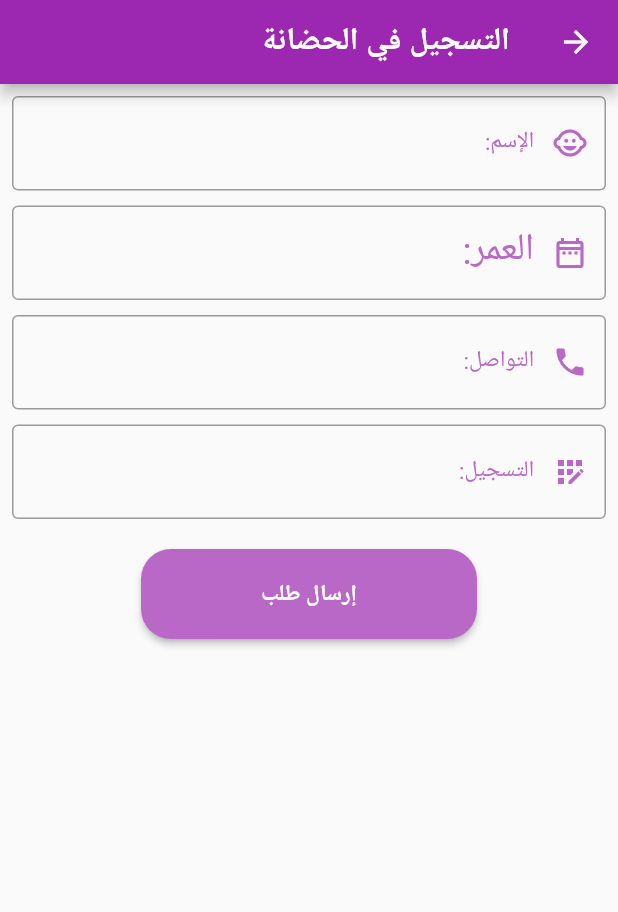
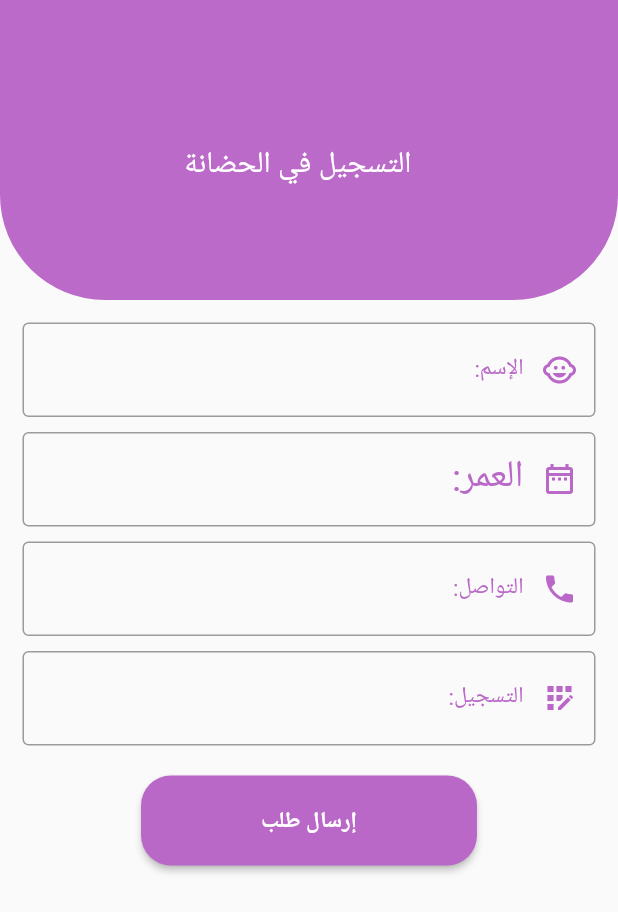
Before and after one commit to Hawaa-Zain/app_kidzone, a Flutter app: the RegisterScreen screen opened directly, on a phone screen of 412 x 824 dp. Shown: the top 912 px of the screen. Run offline on Flutter 3.47's test engine with Material 2 defaults, Android fonts, the phone set to English and light mode, and no system bars; our stand-ins replace cloud_firestore, firebase_auth, firebase_core, firebase_storage, flutter_spinkit, fluttertoast; accounts and stored records are empty.

Commit message:
'صفحة الاعلانات /و التسجيل في الحضانة'

```diff
--- a/lib/Center/Screen/home_screen.dart
+++ b/lib/Center/Screen/home_screen.dart
@@ -1,5 +1,5 @@
 import 'package:flutter/material.dart';
-import 'package:kidzone_app/Center/Screen/nursery_screen.dart';
+import 'package:kidzone_app/Center/Screen/kids%20_Register%20_Order.dart';
 import 'package:kidzone_app/Center/Screen/postAdv_Screen.dart';
 import 'package:kidzone_app/Center/Screen/chat_Screen.dart';
 import 'package:kidzone_app/Center/Screen/profile_screen.dart';
@@ -12,7 +12,7 @@ class HomeScreens extends StatefulWidget {
 class _HomeScreens extends State<HomeScreens> {
   int currentIndex = 0;
   final screens = [
-    NurseryScreens(),
+    KidsRegisterOrder(),
     PostAdvScreens(),
     ChatScreens(),
     ProfileScreens(),
--- a/lib/Parent/register_screen.dart
+++ b/lib/Parent/register_screen.dart
@@ -5,15 +5,46 @@ import 'package:kidzone_app/Parent/splash_screen.dart';
 void main() => runApp(RegisterScreen());
 
 class RegisterScreen extends StatelessWidget {
-  get image => null;
 
   @override
-  Widget build(BuildContext context) => Scaffold(
-        appBar: AppBar(
-          title: Text('التسجيل في الحضانة '),
+  Widget build(BuildContext context) {
+    return Scaffold(
+      body: SingleChildScrollView(
+        child: Column(
+        children: [
+        Container(
+        height: 200,
+        decoration: BoxDecoration(
+          borderRadius: BorderRadius.only(
+              bottomLeft: Radius.circular(70),
+              bottomRight: Radius.circular(70)
           ),
-        body: Padding(
-          padding: const EdgeInsets.all(8),
+          color: new Color(0xFFFFFFFF),
+          gradient: LinearGradient(
+            colors: [(new Color(0xFFBBA68C8)), new Color(0xFFBBA68C8)],
+            begin: Alignment.topCenter,
+            end: Alignment.bottomCenter,
+          ),
+        ),
+        child: Center(
+            child: Column(
+              mainAxisAlignment: MainAxisAlignment.spaceEvenly,
+              crossAxisAlignment: CrossAxisAlignment.center,
+              children: [
+
+                Container(
+                  margin: EdgeInsets.only(right: 20, top: 20),
+                  alignment: Alignment.center,
+                  child: Text(
+                    "التسجيل في الحضانة ",
+                    style: TextStyle(fontSize: 20, color: Colors.white),
+                  ),
+                )
+              ],
+            )),
+      ),
+     Padding(
+        padding: const EdgeInsets.all(15),
         child: Column(children: [
           TextFormField(
             decoration: InputDecoration(
@@ -90,5 +121,6 @@ class RegisterScreen extends StatelessWidget {
           ),
         ]),
       ),
-      );
+    ])));
   }
+}
```
Also changed, not shown: lib/Center/Screen/kids _Register _Order.dart (added, +20 -0 lines), lib/Center/Screen/nursery_screen.dart (deleted, +0 -18 lines), lib/Center/widget/Kids_order.dart (renamed from lib/Center/widget/Request_grid.dart, +4 -3 lines). Lines whose indentation alone changed are shown as unchanged.
